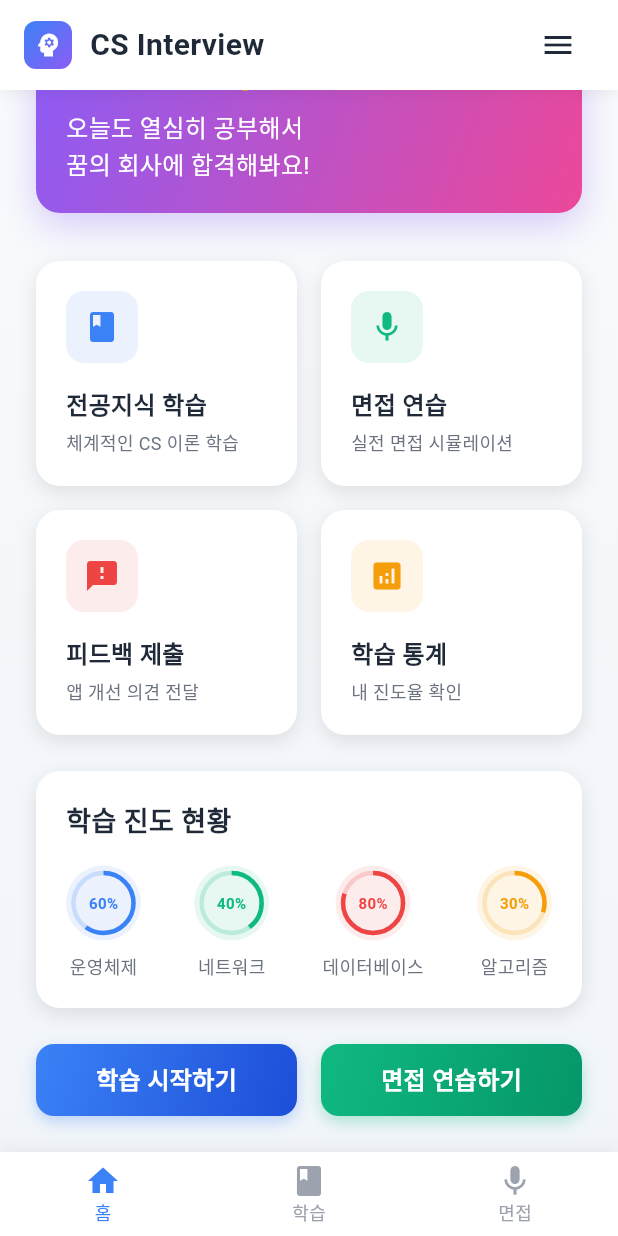
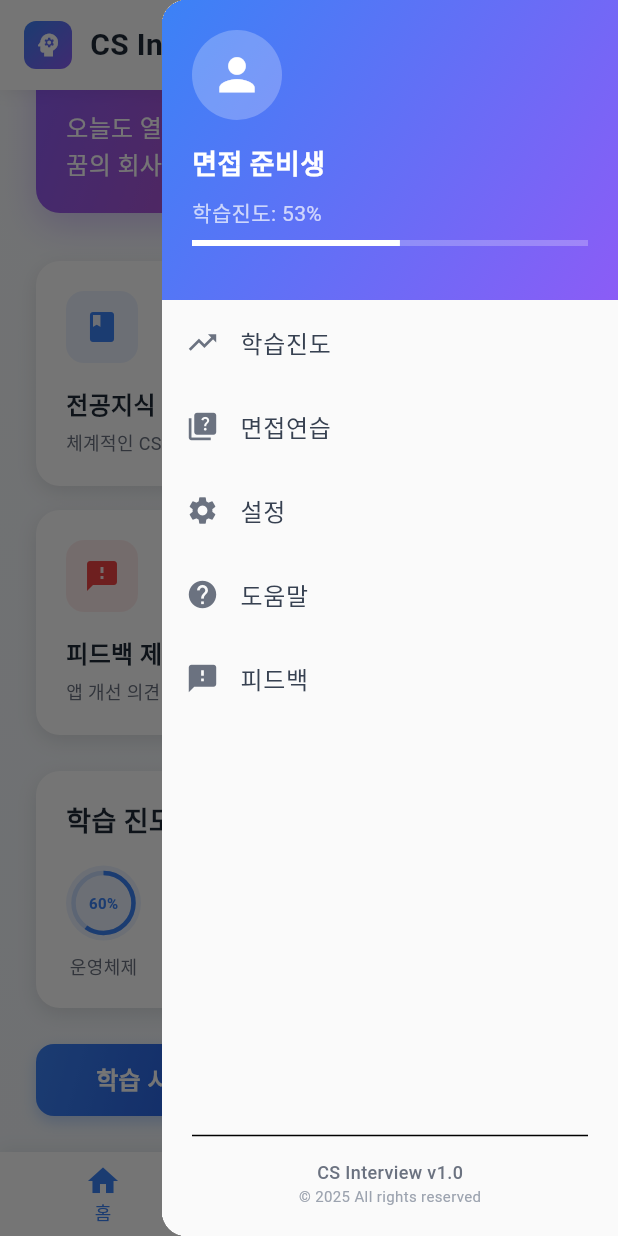
Before and after one commit to newred02/Moapp_final_project, a Flutter app: the screen it shows after launch, scrolled down 270 dp, after a tap on the "menu" icon, on a phone screen of 412 x 824 dp. Run offline on Flutter 3.47's test engine with Material 3 defaults, Android fonts, the phone set to English and light mode, and no system bars; our stand-ins replace flutter_tts, go_router, permission_handler, speech_to_text; Roboto replaces fonts that are missing (NotoSansKR).

Commit message:
🐛 fix: Fix drawer toggle and change to open from right side

```diff
--- a/lib/widgets/main_layout.dart
+++ b/lib/widgets/main_layout.dart
@@ -17,6 +17,8 @@ class MainLayout extends StatefulWidget {
 }
 
 class _MainLayoutState extends State<MainLayout> {
+  final GlobalKey<ScaffoldState> _scaffoldKey = GlobalKey<ScaffoldState>();
+
   int _getCurrentIndex() {
     if (widget.currentPath == '/') return 0;
     if (widget.currentPath.startsWith('/study')) return 1;
@@ -35,6 +37,7 @@ class _MainLayoutState extends State<MainLayout> {
   @override
   Widget build(BuildContext context) {
     return Scaffold(
+      key: _scaffoldKey,
       appBar: PreferredSize(
         preferredSize: const Size.fromHeight(60),
         child: Container(
@@ -93,7 +96,7 @@ class _MainLayoutState extends State<MainLayout> {
                       size: 24,
                     ),
                     onPressed: () {
-                      Scaffold.of(context).openDrawer();
+                      _scaffoldKey.currentState?.openEndDrawer();
                     },
                   ),
                 ],
@@ -102,7 +105,7 @@ class _MainLayoutState extends State<MainLayout> {
           ),
         ),
       ),
-      drawer: Drawer(
+      endDrawer: Drawer(
         child: Container(
           color: const Color(0xFFFAFAFA),
           child: Column(
```
